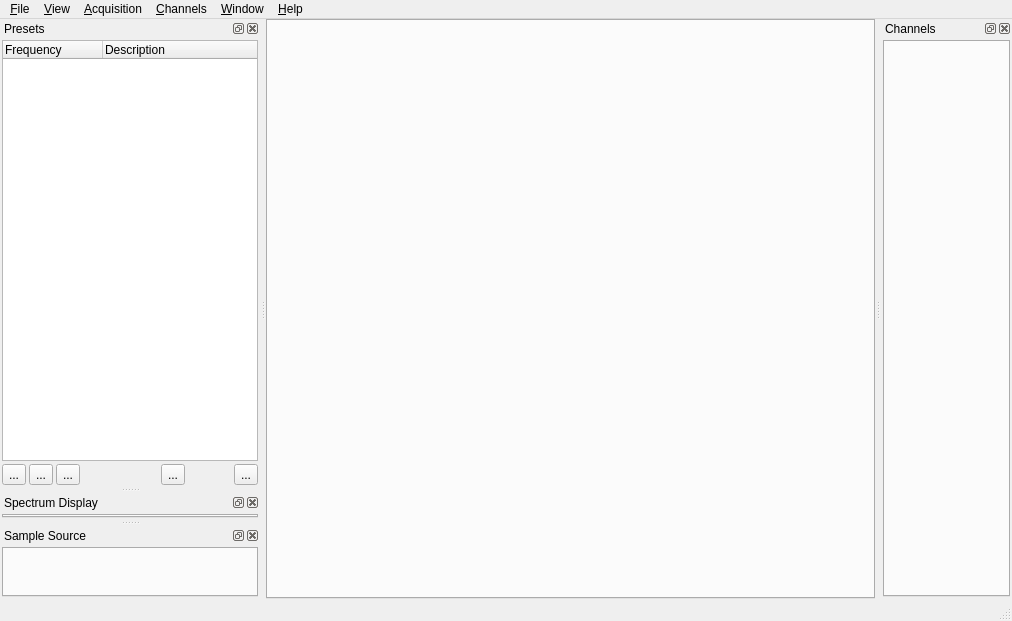
Qt form sdrbase/mainwindow.ui (f4exb/sdrangel) before a commit.
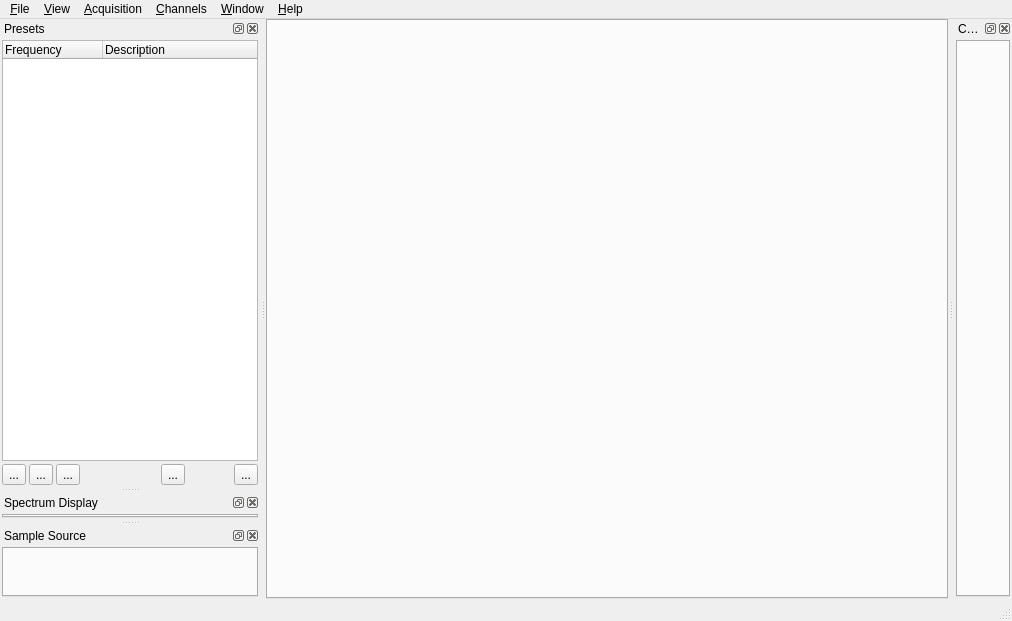
The same form after that commit. Icons and pictures are not drawn.

Commit message: Use vertical tab for channel tabs

```diff
--- a/sdrbase/mainwindow.ui
+++ b/sdrbase/mainwindow.ui
@@ -408,6 +408,14 @@
      </property>
      <item>
       <widget class="QTabWidget" name="tabChannels">
+       <property name="font">
+        <font>
+         <pointsize>8</pointsize>
+        </font>
+       </property>
+       <property name="tabPosition">
+        <enum>QTabWidget::East</enum>
+       </property>
        <property name="currentIndex">
         <number>-1</number>
        </property>
```
The commit also changes 3 other files.
